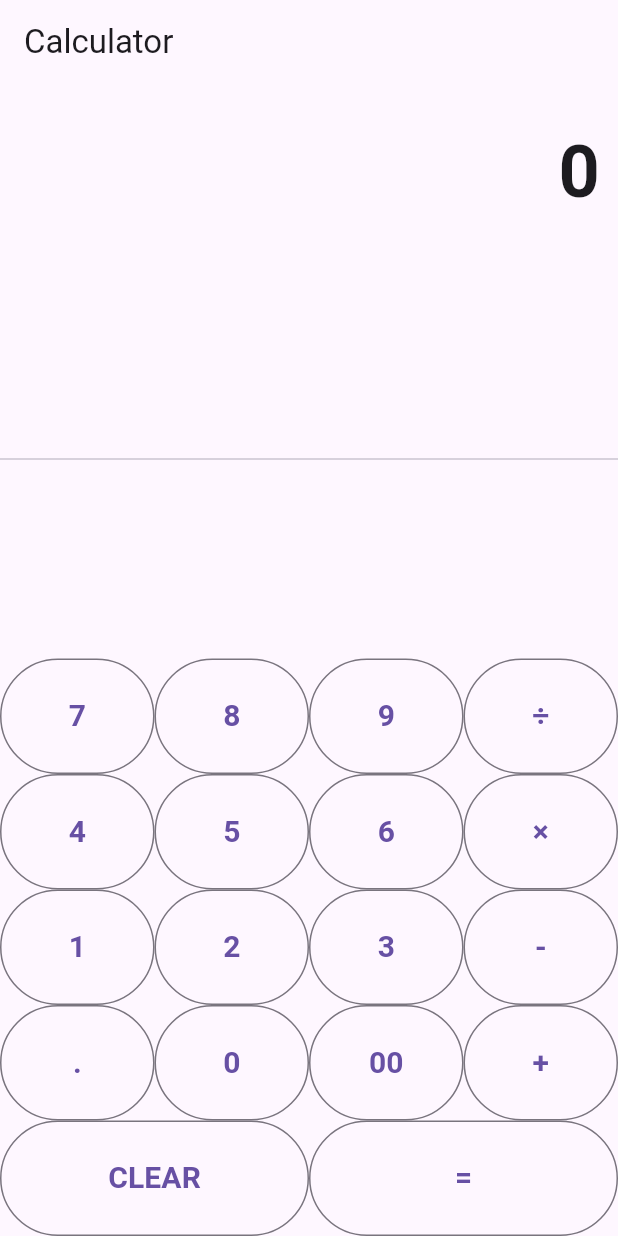
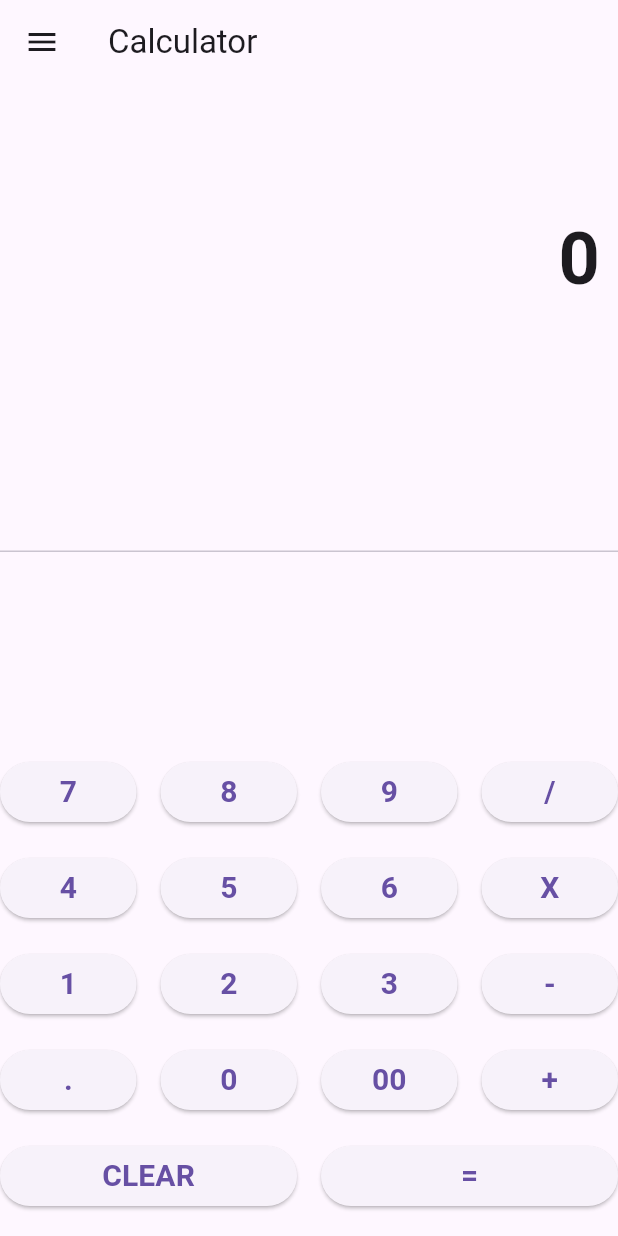
Before and after one commit to MrLeKiet/calculator_dalt, a Flutter app: the screen it shows after launch, on a phone screen of 412 x 824 dp. Run offline on Flutter 3.47's test engine with Material 3 defaults, Android fonts, the phone set to English and light mode, and no system bars.

Commit message:
Make dummy expression history + Hamburger for switch

```diff
--- a/lib/main.dart
+++ b/lib/main.dart
@@ -23,6 +23,8 @@ class _CalculatorHomeState extends State<CalculatorHome> {
   double num1 = 0.0;
   double num2 = 0.0;
   String operand = "";
+  String expression = "";
+  bool isScientific = false;
 
   buttonPressed(String buttonText) {
     if (buttonText == "CLEAR") {
@@ -30,138 +32,197 @@ class _CalculatorHomeState extends State<CalculatorHome> {
       num1 = 0.0;
       num2 = 0.0;
       operand = "";
-  } else if (buttonText == "+" || buttonText == "-" || buttonText == "×" || buttonText == "÷") {
-    // Nếu đã có phép toán trước đó, tính toán trước
-    if (operand.isNotEmpty) {
-      num2 = double.parse(output);
-      _output = _calculate(num1, num2, operand).toString();
-      num1 = double.parse(_output); // lưu kết quả để tính toán tiếp
-    } else {
+      expression = "";
+    } else if (buttonText == "+" || buttonText == "-" || buttonText == "/" || buttonText == "X") {
       num1 = double.parse(output);
-    }
-
       operand = buttonText;
       _output = "0";
-  } else if (buttonText == "=") {
-    num2 = double.parse(output);
-    _output = _calculate(num1, num2, operand).toString();
-
-    num1 = 0.0;
-    num2 = 0.0;
-    operand = "";
+      expression = "$num1 $operand";
     } else if (buttonText == ".") {
       if (_output.contains(".")) {
         return;
       } else {
         _output = _output + buttonText;
       }
-  } else {
-    if (_output == "0") {
-      _output = buttonText;
+    } else if (buttonText == "=") {
+      num2 = double.parse(output);
+
+      if (operand == "+") {
+        _output = (num1 + num2).toString();
+      }
+      if (operand == "-") {
+        _output = (num1 - num2).toString();
+      }
+      if (operand == "X") {
+        _output = (num1 * num2).toString();
+      }
+      if (operand == "/") {
+        _output = (num1 / num2).toString();
+      }
+
+      expression = "$expression $num2 =";
+      num1 = 0.0;
+      num2 = 0.0;
+      operand = "";
     } else {
       _output = _output + buttonText;
     }
-  }
 
     setState(() {
-    output = _output;
+      output = double.parse(_output).toStringAsFixed(2);
     });
   }
 
-// Hàm tính toán đơn giản
-double _calculate(double num1, double num2, String operand) {
-  switch (operand) {
-    case "+":
-      return num1 + num2;
-    case "-":
-      return num1 - num2;
-    case "×":
-      return num1 * num2;
-    case "÷":
-      return num1 / num2;
-    default:
-      return num1;
-  }
+  Widget buildButton(String buttonText) {
+    return Expanded(
+      child: ElevatedButton(
+        onPressed: () => buttonPressed(buttonText),
+        child: Text(buttonText, style: TextStyle(fontSize: 20.0, fontWeight: FontWeight.bold)),
+      ),
+    );
   }
 
-
-
-
-  Widget buildButton(String buttonText) {
-  return Expanded(
-    child: OutlinedButton(
-      style: OutlinedButton.styleFrom(
-        padding: EdgeInsets.all(24.0),  // Đặt padding ở đây
-      ),
-      child: Text(
-        buttonText,
-        style: TextStyle(fontSize: 20.0, fontWeight: FontWeight.bold),
-      ),
-      onPressed: () => buttonPressed(buttonText),
-    ),
-  );
+  void toggleCalculatorType(String type) {
+    setState(() {
+      isScientific = type == 'Scientific';
+    });
+    Navigator.pop(context); // Close the drawer
   }
 
   @override
   Widget build(BuildContext context) {
     return Scaffold(
       appBar: AppBar(
-        title: Text("Calculator"),
+        title: Text('Calculator'),
+      ),
+      drawer: Drawer(
+        child: ListView(
+          padding: EdgeInsets.zero,
+          children: <Widget>[
+            DrawerHeader(
+              decoration: BoxDecoration(
+                color: Colors.blue,
+                image: DecorationImage(
+                  image: AssetImage('assets/drawer_header_background.jpg'),
+                  fit: BoxFit.cover,
+                ),
+              ),
+              child: Text(
+                'Calculator Type',
+                style: TextStyle(
+                  color: Colors.white,
+                  fontSize: 24,
+                ),
+              ),
+            ),
+            ListTile(
+              leading: Icon(Icons.calculate),
+              title: Text('Standard', style: TextStyle(fontSize: 18)),
+              onTap: () => toggleCalculatorType('Standard'),
+            ),
+            ListTile(
+              leading: Icon(Icons.science),
+              title: Text('Scientific', style: TextStyle(fontSize: 18)),
+              onTap: () => toggleCalculatorType('Scientific'),
+            ),
+          ],
+        ),
       ),
       body: Column(
-        children: <Widget>[
+        children: [
+          Container(
+            alignment: Alignment.centerRight,
+            padding: EdgeInsets.symmetric(vertical: 12.0, horizontal: 12.0),
+            child: Text(expression, style: TextStyle(fontSize: 24.0, fontWeight: FontWeight.bold)),
+          ),
           Container(
             alignment: Alignment.centerRight,
             padding: EdgeInsets.symmetric(vertical: 24.0, horizontal: 12.0),
-            child: Text(
-              output,
-              style: TextStyle(
-                fontSize: 48.0,
-                fontWeight: FontWeight.bold,
+            child: Text(output, style: TextStyle(fontSize: 48.0, fontWeight: FontWeight.bold)),
           ),
+          Expanded(
+            child: Divider(),
           ),
-          ),
-          Expanded(child: Divider()),
           Column(
             children: [
               Row(
                 children: [
                   buildButton("7"),
+                  SizedBox(width: 16.0),
                   buildButton("8"),
+                  SizedBox(width: 16.0),
                   buildButton("9"),
-                  buildButton("÷"),
+                  SizedBox(width: 16.0),
+                  buildButton("/"),
                 ],
               ),
+              SizedBox(height: 16.0),
               Row(
                 children: [
                   buildButton("4"),
+                  SizedBox(width: 16.0),
                   buildButton("5"),
+                  SizedBox(width: 16.0),
                   buildButton("6"),
-                  buildButton("×"),
+                  SizedBox(width: 16.0),
+                  buildButton("X"),
                 ],
               ),
+              SizedBox(height: 16.0),
               Row(
                 children: [
                   buildButton("1"),
+                  SizedBox(width: 16.0),
                   buildButton("2"),
+                  SizedBox(width: 16.0),
                   buildButton("3"),
+                  SizedBox(width: 16.0),
                   buildButton("-"),
                 ],
               ),
+              SizedBox(height: 16.0),
               Row(
                 children: [
                   buildButton("."),
+                  SizedBox(width: 16.0),
                   buildButton("0"),
+                  SizedBox(width: 16.0),
                   buildButton("00"),
+                  SizedBox(width: 16.0),
                   buildButton("+"),
                 ],
               ),
+              SizedBox(height: 16.0),
+              if (isScientific) ...[
+                Row(
+                  children: [
+                    buildButton("sin"),
+                    SizedBox(width: 16.0),
+                    buildButton("cos"),
+                    SizedBox(width: 16.0),
+                    buildButton("tan"),
+                  ],
+                ),
+                SizedBox(height: 16.0),
+                Row(
+                  children: [
+                    buildButton("log"),
+                    SizedBox(width: 16.0),
+                    buildButton("ln"),
+                    SizedBox(width: 16.0),
+                    buildButton("sqrt"),
+                  ],
+                ),
+                SizedBox(height: 16.0),
+              ],
               Row(
                 children: [
                   buildButton("CLEAR"),
+                  SizedBox(width: 16.0),
                   buildButton("="),
                 ],
-              )
+              ),
+              SizedBox(height: 16.0), // Bottom gap for CLEAR and = buttons
             ],
           ),
         ],
```
Lines whose indentation alone changed are shown as unchanged.
